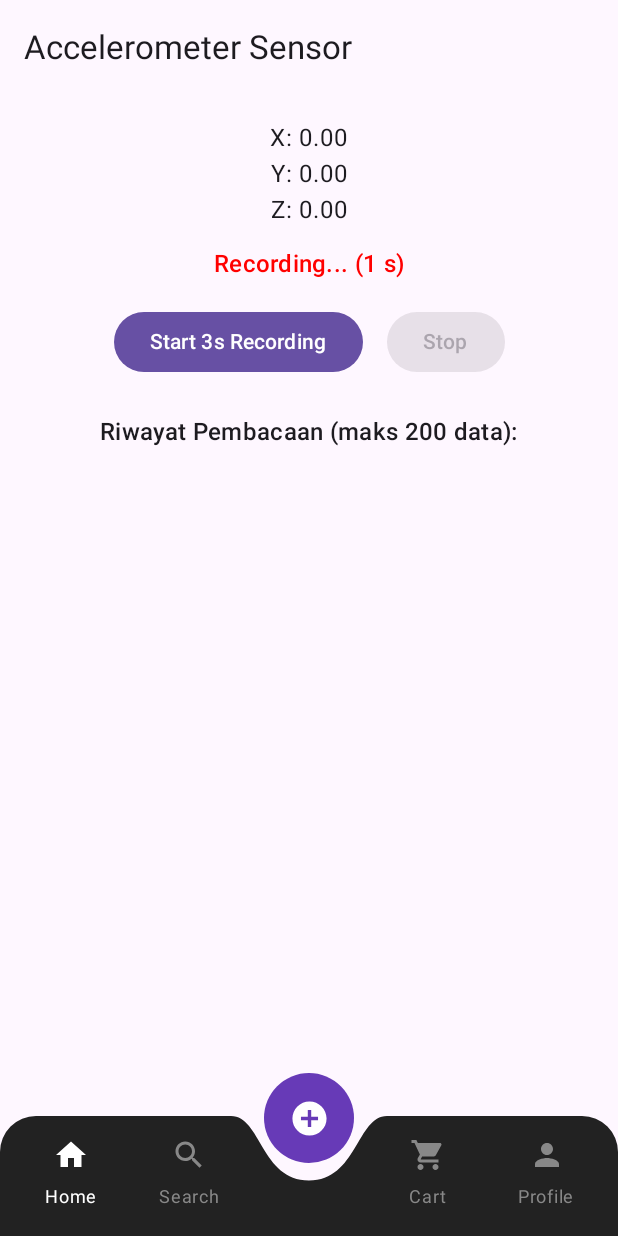
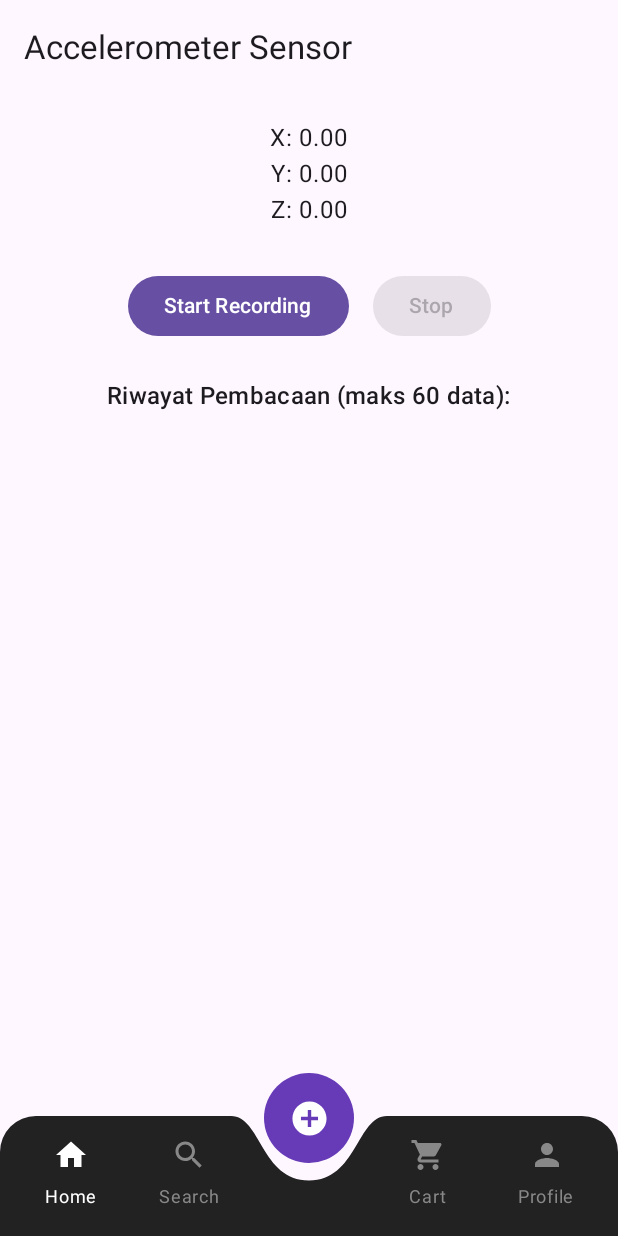
Before and after one commit to fakhrulzidan/Final-Project, an Android app built with Jetpack Compose: the screen it shows after launch (MainActivity), after a tap on "Stop", on a phone screen of 412 x 824 dp. Run offline under Robolectric (Android 15) with nearby library versions, the phone set to English and light mode, and no system bars; 1 other tap on this screen came first.

Commit message:
remove countdown

```diff
--- a/app/src/main/java/com/project/skripsi/MainActivity.kt
+++ b/app/src/main/java/com/project/skripsi/MainActivity.kt
@@ -33,7 +33,6 @@ class MainActivity : ComponentActivity() {
                         zValue = viewModel.zValue.value,
                         dataList = viewModel.dataList,
                         isRecording = viewModel.isRecording.value,
-                        countdown = viewModel.countdown.value,
                         onStart = { viewModel.startRecording() },
                         onStop = { viewModel.stopRecording() },
                         modifier = Modifier
--- a/app/src/main/java/com/project/skripsi/ui/accelerometer/AccelerometerScreen.kt
+++ b/app/src/main/java/com/project/skripsi/ui/accelerometer/AccelerometerScreen.kt
@@ -24,7 +24,6 @@ fun AccelerometerScreen(
     zValue: Float,
     dataList: List<AccelerometerData>,
     isRecording: Boolean,
-    countdown: Int,
     onStart: () -> Unit,
     onStop: () -> Unit,
     modifier: Modifier = Modifier
@@ -45,31 +44,11 @@ fun AccelerometerScreen(
 
             Spacer(modifier = Modifier.height(12.dp))
 
-            if (countdown > 0) {
-                Text(
-                    text = "Recording... ($countdown s)",
-                    color = Color.Red,
-                    style = MaterialTheme.typography.titleMedium
-                )
-            } else if (isRecording) {
-                Text(
-                    text = "Recording...",
-                    color = Color.Red,
-                    style = MaterialTheme.typography.titleMedium
-                )
-            } else {
-                Text(
-                    text = "Idle",
-                    color = Color.Gray,
-                    style = MaterialTheme.typography.titleMedium
-                )
-            }
-
             Spacer(modifier = Modifier.height(16.dp))
 
             Row(horizontalArrangement = Arrangement.spacedBy(16.dp)) {
                 Button(onClick = onStart, enabled = !isRecording) {
-                    Text("Start 3s Recording")
+                    Text("Start Recording")
                 }
                 Button(onClick = onStop, enabled = isRecording) {
                     Text("Stop")
@@ -78,7 +57,7 @@ fun AccelerometerScreen(
 
             Spacer(modifier = Modifier.height(24.dp))
 
-            Text("Riwayat Pembacaan (maks 200 data):", style = MaterialTheme.typography.titleMedium)
+            Text("Riwayat Pembacaan (maks 60 data):", style = MaterialTheme.typography.titleMedium)
             Spacer(modifier = Modifier.height(8.dp))
 
             LazyColumn(modifier = Modifier.fillMaxSize()) {
--- a/app/src/main/java/com/project/skripsi/viewmodels/AccelerometerViewModel.kt
+++ b/app/src/main/java/com/project/skripsi/viewmodels/AccelerometerViewModel.kt
@@ -24,7 +24,7 @@ class AccelerometerViewModel(context: Context) : ViewModel() {
 
         if (isRecording.value) {
             dataList.add(0, AccelerometerData(x, y, z, System.currentTimeMillis()))
-            if (dataList.size > 200) dataList.removeAt(dataList.lastIndex)
+            if (dataList.size > 60) dataList.removeAt(dataList.lastIndex)
         }
     }
 
@@ -33,31 +33,20 @@ class AccelerometerViewModel(context: Context) : ViewModel() {
     val zValue = mutableStateOf(0f)
     val dataList = mutableStateListOf<AccelerometerData>()
     val isRecording = mutableStateOf(false)
-    val countdown = mutableStateOf(0)
 
     fun startRecording() {
         if (isRecording.value) return
 
         isRecording.value = true
-        dataList.clear()
+//        dataList.clear()
         accelerometerSensor.startListening()
         Log.d("AccelerometerVM", "Recording started")
-
-        countdown.value = 3
-        viewModelScope.launch {
-            for (i in 3 downTo 1) {
-                countdown.value = i
-                delay(1000)
-            }
-            stopRecording()
-        }
     }
 
     fun stopRecording() {
         if (!isRecording.value) return
 
         isRecording.value = false
-        countdown.value = 0
         accelerometerSensor.stopListening()
         Log.d("AccelerometerVM", "Recording stopped")
     }
```
